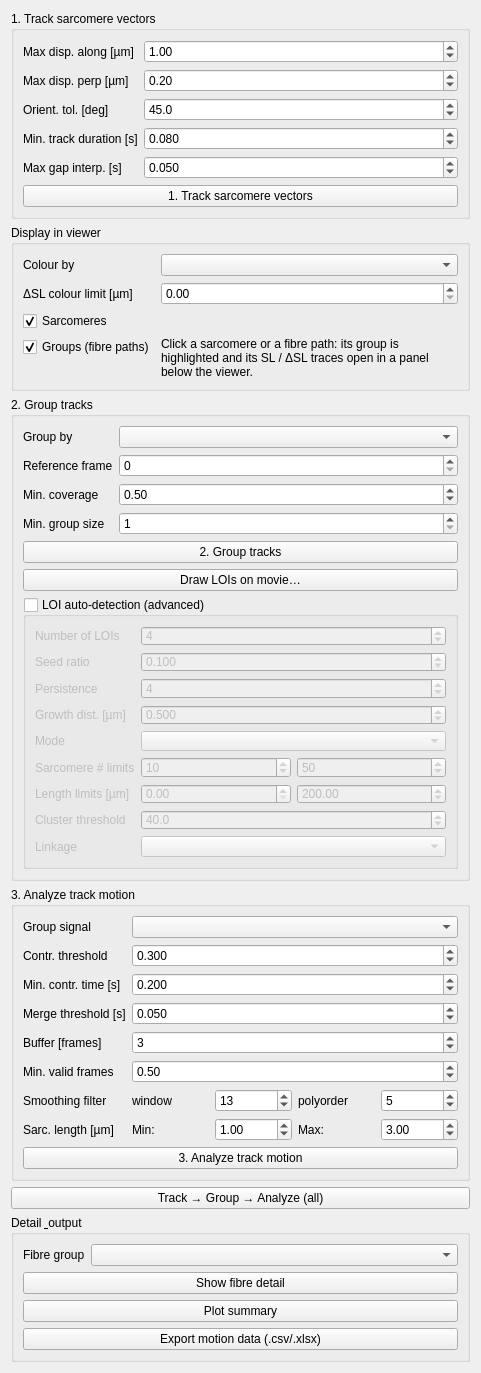
This is sarcasm_app/ui-files/parameters_motion_analysis.ui in danihae/SarcAsM as Qt 5 draws it before an edit. The edited form follows.
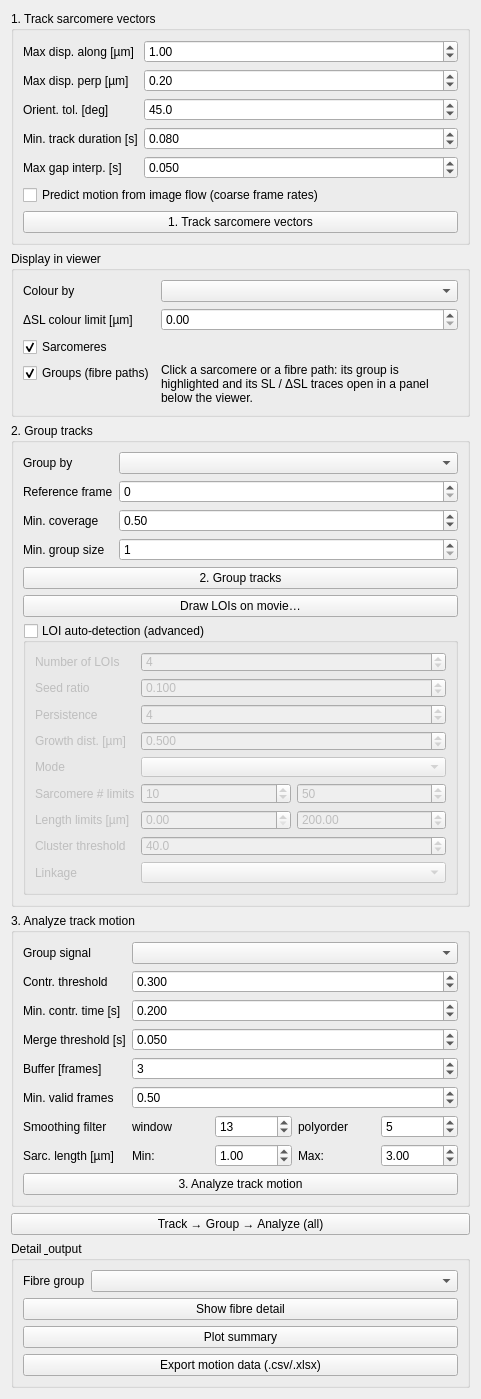
This is the edited form.

Commit message:
feat(app): image-flow motion predictor checkbox on the Motion tab
Parameter motion.track.flow_predictor (default off, matching the package
default) bound to a checkbox in the tracker group; the Motion tab and the batch
tab pass motion_predictor='flow' when it is set. View regenerated with pyuic5.

Diff of the .ui file:
```diff
--- a/sarcasm_app/ui-files/parameters_motion_analysis.ui
+++ b/sarcasm_app/ui-files/parameters_motion_analysis.ui
@@ -163,6 +163,16 @@
        </widget>
       </item>
       <item row="5" column="0" colspan="2">
+       <widget class="QCheckBox" name="chk_track_flow_predictor">
+        <property name="toolTip">
+         <string>Predict each sarcomere's step from the optical flow of the raw image before matching. Use when the frame rate is coarse relative to the motion, i.e. a contraction moves sarcomeres a good part of their length between consecutive frames; at high frame rates it changes nothing. Adds computation proportional to the image size.</string>
+        </property>
+        <property name="text">
+         <string>Predict motion from image flow (coarse frame rates)</string>
+        </property>
+       </widget>
+      </item>
+      <item row="6" column="0" colspan="2">
        <widget class="QPushButton" name="btn_track_vectors">
         <property name="toolTip">
          <string>Track sarcomere vectors across all frames (requires sarcomere vectors)</string>
```
The commit also changes 5 other files.
